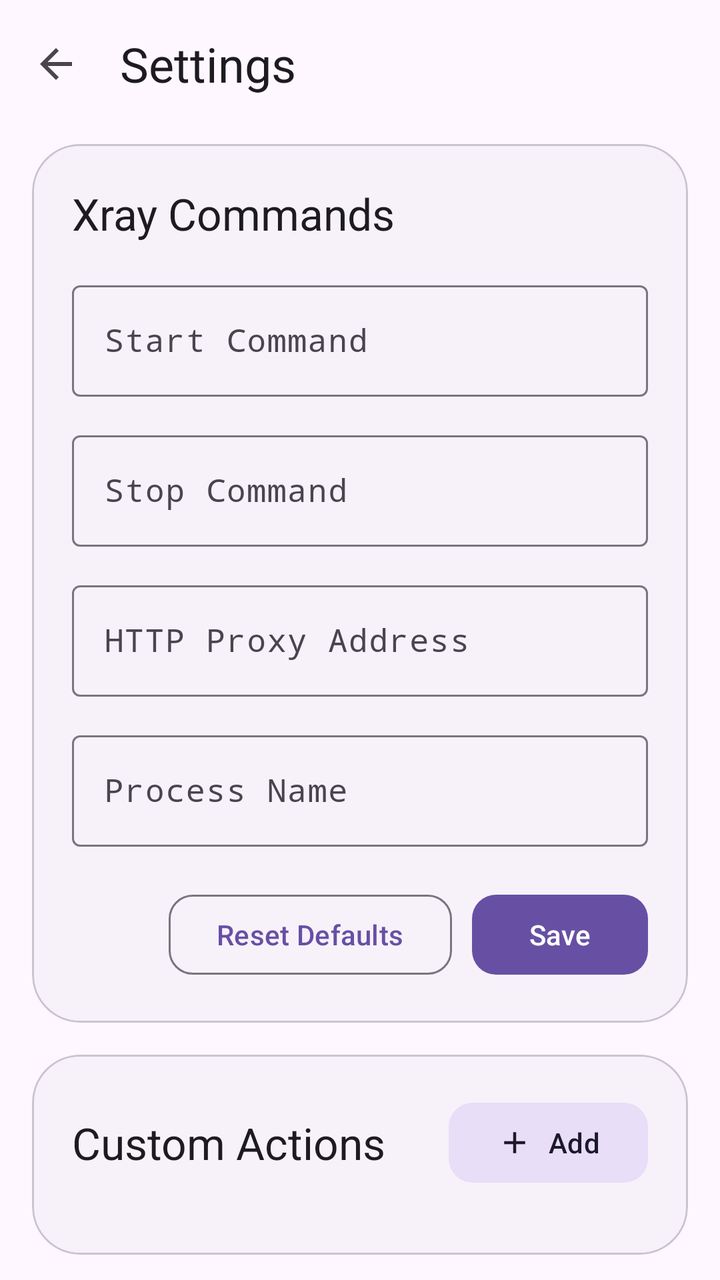
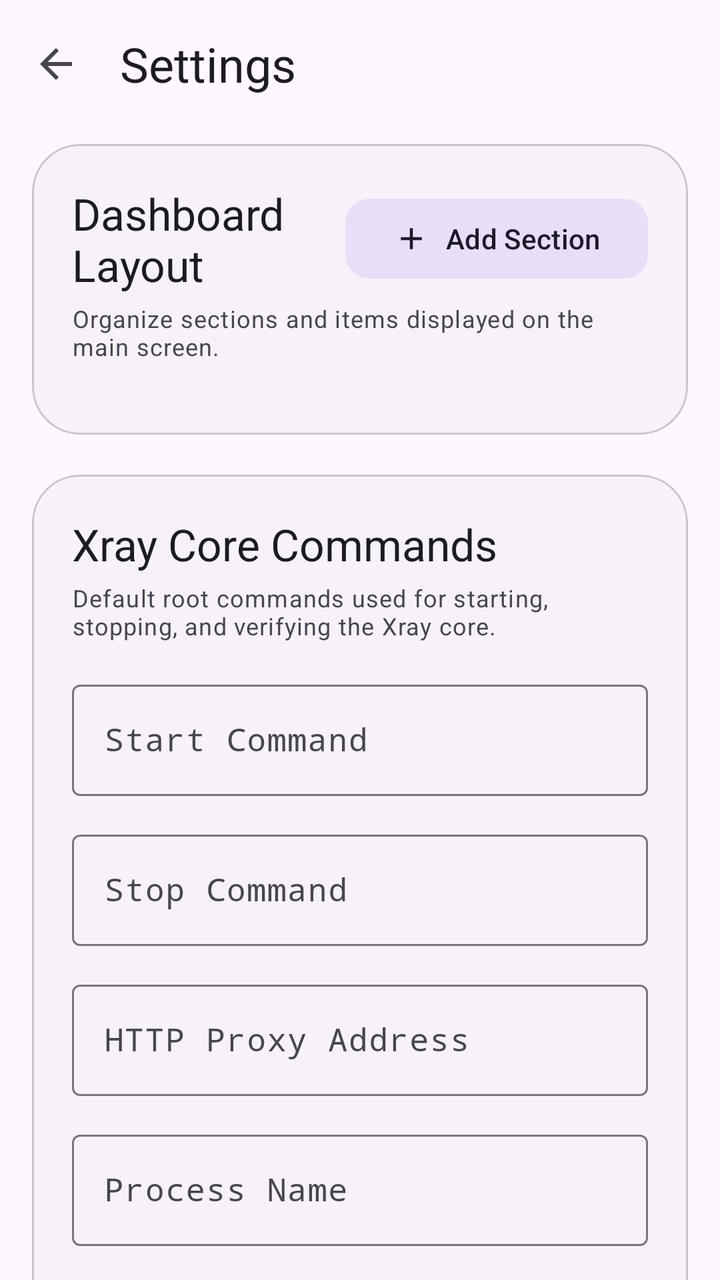

The first picture is an Android layout as it rendered before a commit; the second is the same layout after the commit. The layout source and the unified diff follow.
<!-- AndroidManifest.xml: activity theme Theme.Xray -->
<!-- res/layout/activity_settings.xml -->
<?xml version="1.0" encoding="utf-8"?>
<androidx.coordinatorlayout.widget.CoordinatorLayout
    xmlns:android="http://schemas.android.com/apk/res/android"
    xmlns:app="http://schemas.android.com/apk/res-auto"
    android:id="@+id/root_layout"
    android:layout_width="match_parent"
    android:layout_height="match_parent"
    android:background="?attr/colorSurface">

    <com.google.android.material.appbar.AppBarLayout
        android:id="@+id/appbar"
        android:layout_width="match_parent"
        android:layout_height="wrap_content"
        android:background="?attr/colorSurface"
        app:elevation="0dp">

        <com.google.android.material.appbar.MaterialToolbar
            android:id="@+id/toolbar"
            android:layout_width="match_parent"
            android:layout_height="?attr/actionBarSize"
            app:title="@string/title_settings"
            app:navigationIcon="?attr/homeAsUpIndicator"
            app:titleCentered="false"
            app:titleTextAppearance="?attr/textAppearanceHeadlineSmall" />

    </com.google.android.material.appbar.AppBarLayout>

    <androidx.core.widget.NestedScrollView
        android:id="@+id/nested_scroll_view"
        android:layout_width="match_parent"
        android:layout_height="match_parent"
        app:layout_behavior="@string/appbar_scrolling_view_behavior"
        android:clipToPadding="false"
        android:fillViewport="true">

        <LinearLayout
            android:id="@+id/scroll_content"
            android:layout_width="match_parent"
            android:layout_height="wrap_content"
            android:orientation="vertical"
            android:paddingStart="16dp"
            android:paddingEnd="16dp"
            android:paddingTop="8dp"
            android:paddingBottom="24dp">

            
            <com.google.android.material.card.MaterialCardView
                android:layout_width="match_parent"
                android:layout_height="wrap_content"
                app:cardCornerRadius="24dp"
                app:cardElevation="0dp"
                app:strokeWidth="1dp"
                app:strokeColor="?attr/colorOutlineVariant"
                app:cardBackgroundColor="?attr/colorSurfaceContainerLow"
                android:layout_marginBottom="16dp">

                <LinearLayout
                    android:layout_width="match_parent"
                    android:layout_height="wrap_content"
                    android:orientation="vertical"
                    android:padding="20dp">

                    <TextView
                        android:layout_width="wrap_content"
                        android:layout_height="wrap_content"
                        android:text="@string/title_xray_commands"
                        android:textAppearance="?attr/textAppearanceTitleLarge"
                        android:textColor="?attr/colorOnSurface" />

                    
                    <com.google.android.material.textfield.TextInputLayout
                        android:id="@+id/layout_start_cmd"
                        android:layout_width="match_parent"
                        android:layout_height="wrap_content"
                        android:layout_marginTop="16dp"
                        android:hint="@string/label_start_cmd"
                        style="@style/Widget.Material3.TextInputLayout.OutlinedBox">

                        <com.google.android.material.textfield.TextInputEditText
                            android:id="@+id/edit_start_cmd"
                            android:layout_width="match_parent"
                            android:layout_height="wrap_content"
                            android:typeface="monospace"
                            android:inputType="textMultiLine" />

                    </com.google.android.material.textfield.TextInputLayout>

                    
                    <com.google.android.material.textfield.TextInputLayout
                        android:id="@+id/layout_stop_cmd"
                        android:layout_width="match_parent"
                        android:layout_height="wrap_content"
                        android:layout_marginTop="14dp"
                        android:hint="@string/label_stop_cmd"
                        style="@style/Widget.Material3.TextInputLayout.OutlinedBox">

                        <com.google.android.material.textfield.TextInputEditText
                            android:id="@+id/edit_stop_cmd"
                            android:layout_width="match_parent"
                            android:layout_height="wrap_content"
                            android:typeface="monospace"
                            android:inputType="textMultiLine" />

                    </com.google.android.material.textfield.TextInputLayout>

                    
                    <com.google.android.material.textfield.TextInputLayout
                        android:id="@+id/layout_http_proxy"
                        android:layout_width="match_parent"
                        android:layout_height="wrap_content"
                        android:layout_marginTop="14dp"
                        android:hint="@string/label_proxy_address"
                        style="@style/Widget.Material3.TextInputLayout.OutlinedBox">

                        <com.google.android.material.textfield.TextInputEditText
                            android:id="@+id/edit_http_proxy"
                            android:layout_width="match_parent"
                            android:layout_height="wrap_content"
                            android:typeface="monospace"
                            android:inputType="text" />

                    </com.google.android.material.textfield.TextInputLayout>

                    
                    <com.google.android.material.textfield.TextInputLayout
                        android:id="@+id/layout_process_name"
                        android:layout_width="match_parent"
                        android:layout_height="wrap_content"
                        android:layout_marginTop="14dp"
                        android:hint="@string/label_process_name"
                        style="@style/Widget.Material3.TextInputLayout.OutlinedBox">

                        <com.google.android.material.textfield.TextInputEditText
                            android:id="@+id/edit_process_name"
                            android:layout_width="match_parent"
                            android:layout_height="wrap_content"
                            android:typeface="monospace"
                            android:inputType="text" />

                    </com.google.android.material.textfield.TextInputLayout>

                    
                    <LinearLayout
                        android:layout_width="match_parent"
                        android:layout_height="wrap_content"
                        android:orientation="horizontal"
                        android:layout_marginTop="20dp"
                        android:gravity="end">

                        <com.google.android.material.button.MaterialButton
                            android:id="@+id/btn_reset_commands"
                            android:layout_width="wrap_content"
                            android:layout_height="wrap_content"
                            android:text="@string/btn_reset_defaults"
                            android:layout_marginEnd="10dp"
                            app:cornerRadius="12dp"
                            style="@style/Widget.Material3.Button.OutlinedButton" />

                        <com.google.android.material.button.MaterialButton
                            android:id="@+id/btn_save_commands"
                            android:layout_width="wrap_content"
                            android:layout_height="wrap_content"
                            android:text="@string/btn_save"
                            app:cornerRadius="12dp"
                            style="@style/Widget.Material3.Button" />

                    </LinearLayout>

                </LinearLayout>

            </com.google.android.material.card.MaterialCardView>

            
            <com.google.android.material.card.MaterialCardView
                android:layout_width="match_parent"
                android:layout_height="wrap_content"
                app:cardCornerRadius="24dp"
                app:cardElevation="0dp"
                app:strokeWidth="1dp"
                app:strokeColor="?attr/colorOutlineVariant"
                app:cardBackgroundColor="?attr/colorSurfaceContainerLow">

                <LinearLayout
                    android:layout_width="match_parent"
                    android:layout_height="wrap_content"
                    android:orientation="vertical"
                    android:padding="20dp">

                    <LinearLayout
                        android:layout_width="match_parent"
                        android:layout_height="wrap_content"
                        android:orientation="horizontal"
                        android:gravity="center_vertical"
                        android:layout_marginBottom="12dp">

                        <TextView
                            android:layout_width="0dp"
                            android:layout_height="wrap_content"
                            android:layout_weight="1"
                            android:text="@string/title_custom_actions"
                            android:textAppearance="?attr/textAppearanceTitleLarge"
                            android:textColor="?attr/colorOnSurface" />

                        <com.google.android.material.button.MaterialButton
                            android:id="@+id/btn_add_script"
                            android:layout_width="wrap_content"
                            android:layout_height="wrap_content"
                            android:text="@string/btn_add_action"
                            app:icon="@drawable/ic_add"
                            app:cornerRadius="12dp"
                            style="@style/Widget.Material3.Button.TonalButton" />

                    </LinearLayout>

                    <TextView
                        android:id="@+id/text_empty_scripts"
                        android:layout_width="match_parent"
                        android:layout_height="wrap_content"
                        android:text="@string/empty_custom_actions"
                        android:textAppearance="?attr/textAppearanceBodyMedium"
                        android:textColor="?attr/colorOutline"
                        android:gravity="center"
                        android:paddingTop="20dp"
                        android:paddingBottom="20dp"
                        android:visibility="gone" />

                    <LinearLayout
                        android:id="@+id/container_settings_custom_scripts"
                        android:layout_width="match_parent"
                        android:layout_height="wrap_content"
                        android:orientation="vertical" />

                </LinearLayout>

            </com.google.android.material.card.MaterialCardView>

        </LinearLayout>

    </androidx.core.widget.NestedScrollView>

</androidx.coordinatorlayout.widget.CoordinatorLayout>
<!-- resources referenced by this layout -->
<resources>
  <!-- drawable ic_add (drawable) -->
  <vector xmlns:android="http://schemas.android.com/apk/res/android"
      android:width="24dp"
      android:height="24dp"
      android:viewportWidth="24"
      android:viewportHeight="24">
      <path
          android:fillColor="?attr/colorPrimary"
          android:pathData="M19,13h-6v6h-2v-6H5v-2h6V5h2v6h6v2z"/>
  </vector>
  <string name="btn_add_action">Add</string>
  <string name="btn_reset_defaults">Reset Defaults</string>
  <string name="btn_save">Save</string>
  <string name="empty_custom_actions">No custom scripts configured.</string>
  <string name="label_process_name">Process Name</string>
  <string name="label_proxy_address">HTTP Proxy Address</string>
  <string name="label_start_cmd">Start Command</string>
  <string name="label_stop_cmd">Stop Command</string>
  <string name="title_custom_actions">Custom Actions</string>
  <string name="title_settings">Settings</string>
  <string name="title_xray_commands">Xray Commands</string>
  <style name="Theme.Xray" parent="Theme.Material3.DayNight.NoActionBar">
          <item name="android:statusBarColor">@android:color/transparent</item>
          <item name="android:navigationBarColor">@android:color/transparent</item>
          <item name="android:windowLightStatusBar">true</item>
          <item name="android:windowLightNavigationBar">true</item>
      </style>
</resources>

<!-- the commit's change to res/layout/activity_settings.xml (unified diff, before → after) -->
@@ -41,7 +41,7 @@
             android:paddingStart="16dp"
             android:paddingEnd="16dp"
             android:paddingTop="8dp"
-            android:paddingBottom="24dp">
+            android:paddingBottom="36dp">
 
             
             <com.google.android.material.card.MaterialCardView
@@ -52,7 +52,7 @@
                 app:strokeWidth="1dp"
                 app:strokeColor="?attr/colorOutlineVariant"
                 app:cardBackgroundColor="?attr/colorSurfaceContainerLow"
-                android:layout_marginBottom="16dp">
+                android:layout_marginBottom="20dp">
 
                 <LinearLayout
                     android:layout_width="match_parent"
@@ -60,111 +60,46 @@
                     android:orientation="vertical"
                     android:padding="20dp">
 
+                    <LinearLayout
+                        android:layout_width="match_parent"
+                        android:layout_height="wrap_content"
+                        android:orientation="horizontal"
+                        android:gravity="center_vertical"
+                        android:layout_marginBottom="4dp">
+
+                        <TextView
+                            android:layout_width="0dp"
+                            android:layout_height="wrap_content"
+                            android:layout_weight="1"
+                            android:text="@string/title_dashboard_layout"
+                            android:textAppearance="?attr/textAppearanceTitleLarge"
+                            android:textColor="?attr/colorOnSurface" />
+
+                        <com.google.android.material.button.MaterialButton
+                            android:id="@+id/btn_add_section"
+                            android:layout_width="wrap_content"
+                            android:layout_height="wrap_content"
+                            android:text="@string/btn_add_section"
+                            app:icon="@drawable/ic_add"
+                            app:cornerRadius="12dp"
+                            style="@style/Widget.Material3.Button.TonalButton" />
+
+                    </LinearLayout>
+
                     <TextView
                         android:layout_width="wrap_content"
                         android:layout_height="wrap_content"
-                        android:text="@string/title_xray_commands"
-                        android:textAppearance="?attr/textAppearanceTitleLarge"
-                        android:textColor="?attr/colorOnSurface" />
-
-                    
-                    <com.google.android.material.textfield.TextInputLayout
-                        android:id="@+id/layout_start_cmd"
-                        android:layout_width="match_parent"
-                        android:layout_height="wrap_content"
-                        android:layout_marginTop="16dp"
-                        android:hint="@string/label_start_cmd"
-                        style="@style/Widget.Material3.TextInputLayout.OutlinedBox">
-
-                        <com.google.android.material.textfield.TextInputEditText
-                            android:id="@+id/edit_start_cmd"
-                            android:layout_width="match_parent"
-                            android:layout_height="wrap_content"
-                            android:typeface="monospace"
-                            android:inputType="textMultiLine" />
-
-                    </com.google.android.material.textfield.TextInputLayout>
-
-                    
-                    <com.google.android.material.textfield.TextInputLayout
-                        android:id="@+id/layout_stop_cmd"
-                        android:layout_width="match_parent"
-                        android:layout_height="wrap_content"
-                        android:layout_marginTop="14dp"
-                        android:hint="@string/label_stop_cmd"
-                        style="@style/Widget.Material3.TextInputLayout.OutlinedBox">
-
-                        <com.google.android.material.textfield.TextInputEditText
-                            android:id="@+id/edit_stop_cmd"
-                            android:layout_width="match_parent"
-                            android:layout_height="wrap_content"
-                            android:typeface="monospace"
-                            android:inputType="textMultiLine" />
-
-                    </com.google.android.material.textfield.TextInputLayout>
-
-                    
-                    <com.google.android.material.textfield.TextInputLayout
-                        android:id="@+id/layout_http_proxy"
-                        android:layout_width="match_parent"
-                        android:layout_height="wrap_content"
-                        android:layout_marginTop="14dp"
-                        android:hint="@string/label_proxy_address"
-                        style="@style/Widget.Material3.TextInputLayout.OutlinedBox">
-
-                        <com.google.android.material.textfield.TextInputEditText
-                            android:id="@+id/edit_http_proxy"
-                            android:layout_width="match_parent"
-                            android:layout_height="wrap_content"
-                            android:typeface="monospace"
-                            android:inputType="text" />
-
-                    </com.google.android.material.textfield.TextInputLayout>
-
-                    
-                    <com.google.android.material.textfield.TextInputLayout
-                        android:id="@+id/layout_process_name"
-                        android:layout_width="match_parent"
-                        android:layout_height="wrap_content"
-                        android:layout_marginTop="14dp"
-                        android:hint="@string/label_process_name"
-                        style="@style/Widget.Material3.TextInputLayout.OutlinedBox">
-
-                        <com.google.android.material.textfield.TextInputEditText
-                            android:id="@+id/edit_process_name"
-                            android:layout_width="match_parent"
-                            android:layout_height="wrap_content"
-                            android:typeface="monospace"
-                            android:inputType="text" />
-
-                    </com.google.android.material.textfield.TextInputLayout>
+                        android:text="@string/desc_dashboard_layout"
+                        android:textAppearance="?attr/textAppearanceBodySmall"
+                        android:textColor="?attr/colorOnSurfaceVariant"
+                        android:layout_marginBottom="16dp" />
 
                     
                     <LinearLayout
-                        android:layout_width="match_parent"
-                        android:layout_height="wrap_content"
-                        android:orientation="horizontal"
-                        android:layout_marginTop="20dp"
-                        android:gravity="end">
-
-                        <com.google.android.material.button.MaterialButton
-                            android:id="@+id/btn_reset_commands"
-                            android:layout_width="wrap_content"
-                            android:layout_height="wrap_content"
-                            android:text="@string/btn_reset_defaults"
-                            android:layout_marginEnd="10dp"
-                            app:cornerRadius="12dp"
-                            style="@style/Widget.Material3.Button.OutlinedButton" />
-
-                        <com.google.android.material.button.MaterialButton
-                            android:id="@+id/btn_save_commands"
-                            android:layout_width="wrap_content"
-                            android:layout_height="wrap_content"
-                            android:text="@string/btn_save"
-                            app:cornerRadius="12dp"
-                            style="@style/Widget.Material3.Button" />
-
-                    </LinearLayout>
+                        android:id="@+id/container_settings_sections"
+                        android:layout_width="match_parent"
+                        android:layout_height="wrap_content"
+                        android:orientation="vertical" />
 
                 </LinearLayout>
 
@@ -178,7 +113,8 @@
                 app:cardElevation="0dp"
                 app:strokeWidth="1dp"
                 app:strokeColor="?attr/colorOutlineVariant"
-                app:cardBackgroundColor="?attr/colorSurfaceContainerLow">
+                app:cardBackgroundColor="?attr/colorSurfaceContainerLow"
+                android:layout_marginBottom="20dp">
 
                 <LinearLayout
                     android:layout_width="match_parent"
@@ -186,54 +122,117 @@
                     android:orientation="vertical"
                     android:padding="20dp">
 
-                    <LinearLayout
-                        android:layout_width="match_parent"
-                        android:layout_height="wrap_content"
-                        android:orientation="horizontal"
-                        android:gravity="center_vertical"
-                        android:layout_marginBottom="12dp">
-
-                        <TextView
-                            android:layout_width="0dp"
-                            android:layout_height="wrap_content"
-                            android:layout_weight="1"
-                            android:text="@string/title_custom_actions"
-                            android:textAppearance="?attr/textAppearanceTitleLarge"
-                            android:textColor="?attr/colorOnSurface" />
-
-                        <com.google.android.material.button.MaterialButton
-                            android:id="@+id/btn_add_script"
-                            android:layout_width="wrap_content"
-                            android:layout_height="wrap_content"
-                            android:text="@string/btn_add_action"
-                            app:icon="@drawable/ic_add"
-                            app:cornerRadius="12dp"
-                            style="@style/Widget.Material3.Button.TonalButton" />
-
-                    </LinearLayout>
-
                     <TextView
-                        android:id="@+id/text_empty_scripts"
-                        android:layout_width="match_parent"
-                        android:layout_height="wrap_content"
-                        android:text="@string/empty_custom_actions"
-                        android:textAppearance="?attr/textAppearanceBodyMedium"
-                        android:textColor="?attr/colorOutline"
-                        android:gravity="center"
-                        android:paddingTop="20dp"
-                        android:paddingBottom="20dp"
-                        android:visibility="gone" />
-
-                    <LinearLayout
-                        android:id="@+id/container_settings_custom_scripts"
-                        android:layout_width="match_parent"
-                        android:layout_height="wrap_content"
-                        android:orientation="vertical" />
+                        android:layout_width="wrap_content"
+                        android:layout_height="wrap_content"
+                        android:text="@string/title_xray_commands"
+                        android:textAppearance="?attr/textAppearanceTitleLarge"
+                        android:textColor="?attr/colorOnSurface" />
+
+                    <TextView
+                        android:layout_width="wrap_content"
+                        android:layout_height="wrap_content"
+                        android:text="@string/desc_xray_commands"
+                        android:textAppearance="?attr/textAppearanceBodySmall"
+                        android:textColor="?attr/colorOnSurfaceVariant"
+                        android:layout_marginTop="4dp"
+                        android:layout_marginBottom="16dp" />
+
+                    
+                    <com.google.android.material.textfield.TextInputLayout
+                        android:id="@+id/layout_start_cmd"
+                        android:layout_width="match_parent"
+                        android:layout_height="wrap_content"
+                        android:hint="@string/label_start_cmd"
+                        style="@style/Widget.Material3.TextInputLayout.OutlinedBox">
+
+                        <com.google.android.material.textfield.TextInputEditText
+                            android:id="@+id/edit_start_cmd"
+                            android:layout_width="match_parent"
+                            android:layout_height="wrap_content"
+                            android:typeface="monospace"
+                            android:inputType="textMultiLine" />
+
+                    </com.google.android.material.textfield.TextInputLayout>
+
+                    
+                    <com.google.android.material.textfield.TextInputLayout
+                        android:id="@+id/layout_stop_cmd"
+                        android:layout_width="match_parent"
+                        android:layout_height="wrap_content"
+                        android:layout_marginTop="14dp"
+                        android:hint="@string/label_stop_cmd"
+                        style="@style/Widget.Material3.TextInputLayout.OutlinedBox">
+
+                        <com.google.android.material.textfield.TextInputEditText
+                            android:id="@+id/edit_stop_cmd"
+                            android:layout_width="match_parent"
+                            android:layout_height="wrap_content"
+                            android:typeface="monospace"
+                            android:inputType="textMultiLine" />
+
+                    </com.google.android.material.textfield.TextInputLayout>
+
+                    
+                    <com.google.android.material.textfield.TextInputLayout
+                        android:id="@+id/layout_http_proxy"
+                        android:layout_width="match_parent"
+                        android:layout_height="wrap_content"
+                        android:layout_marginTop="14dp"
+                        android:hint="@string/label_proxy_address"
+                        style="@style/Widget.Material3.TextInputLayout.OutlinedBox">
+
+                        <com.google.android.material.textfield.TextInputEditText
+                            android:id="@+id/edit_http_proxy"
+                            android:layout_width="match_parent"
+                            android:layout_height="wrap_content"
+                            android:typeface="monospace"
+                            android:inputType="text" />
+
+                    </com.google.android.material.textfield.TextInputLayout>
+
+                    
+                    <com.google.android.material.textfield.TextInputLayout
+                        android:id="@+id/layout_process_name"
+                        android:layout_width="match_parent"
+                        android:layout_height="wrap_content"
+                        android:layout_marginTop="14dp"
+                        android:hint="@string/label_process_name"
+                        style="@style/Widget.Material3.TextInputLayout.OutlinedBox">
+
+                        <com.google.android.material.textfield.TextInputEditText
+                            android:id="@+id/edit_process_name"
+                            android:layout_width="match_parent"
+                            android:layout_height="wrap_content"
+                            android:typeface="monospace"
+                            android:inputType="text" />
+
+                    </com.google.android.material.textfield.TextInputLayout>
+
+                    
+                    <com.google.android.material.button.MaterialButton
+                        android:id="@+id/btn_save_commands"
+                        android:layout_width="wrap_content"
+                        android:layout_height="wrap_content"
+                        android:layout_marginTop="18dp"
+                        android:layout_gravity="end"
+                        android:text="@string/btn_save"
+                        app:cornerRadius="12dp"
+                        style="@style/Widget.Material3.Button" />
 
                 </LinearLayout>
 
             </com.google.android.material.card.MaterialCardView>
 
+            
+            <com.google.android.material.button.MaterialButton
+                android:id="@+id/btn_reset_all_defaults"
+                android:layout_width="match_parent"
+                android:layout_height="50dp"
+                android:text="@string/btn_reset_defaults"
+                app:cornerRadius="16dp"
+                style="@style/Widget.Material3.Button.OutlinedButton" />
+
         </LinearLayout>
 
     </androidx.core.widget.NestedScrollView>
<!-- resource entries referenced after the edit -->
@@ -10,17 +10,18 @@
           android:fillColor="?attr/colorPrimary"
           android:pathData="M19,13h-6v6h-2v-6H5v-2h6V5h2v6h6v2z"/>
   </vector>
-  <string name="btn_add_action">Add</string>
-  <string name="btn_reset_defaults">Reset Defaults</string>
+  <string name="btn_add_section">Add Section</string>
+  <string name="btn_reset_defaults">Reset to Defaults</string>
   <string name="btn_save">Save</string>
-  <string name="empty_custom_actions">No custom scripts configured.</string>
+  <string name="desc_dashboard_layout">Organize sections and items displayed on the main screen.</string>
+  <string name="desc_xray_commands">Default root commands used for starting, stopping, and verifying the Xray core.</string>
   <string name="label_process_name">Process Name</string>
   <string name="label_proxy_address">HTTP Proxy Address</string>
   <string name="label_start_cmd">Start Command</string>
   <string name="label_stop_cmd">Stop Command</string>
-  <string name="title_custom_actions">Custom Actions</string>
+  <string name="title_dashboard_layout">Dashboard Layout</string>
   <string name="title_settings">Settings</string>
-  <string name="title_xray_commands">Xray Commands</string>
+  <string name="title_xray_commands">Xray Core Commands</string>
   <style name="Theme.Xray" parent="Theme.Material3.DayNight.NoActionBar">
           <item name="android:statusBarColor">@android:color/transparent</item>
           <item name="android:navigationBarColor">@android:color/transparent</item>
